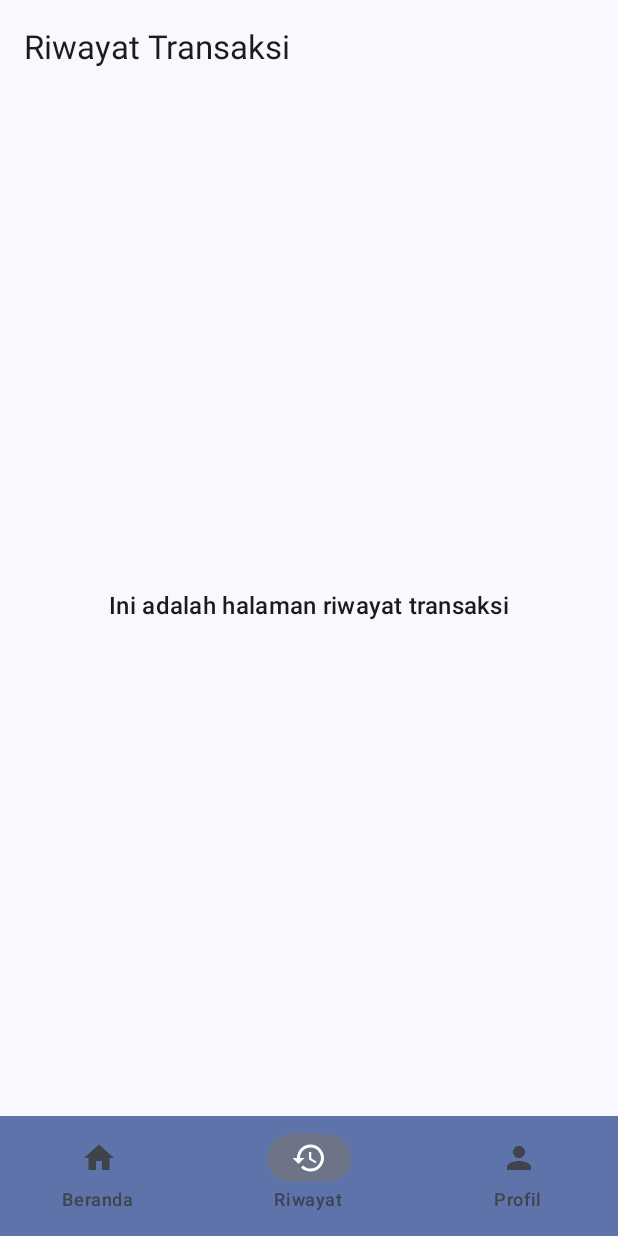
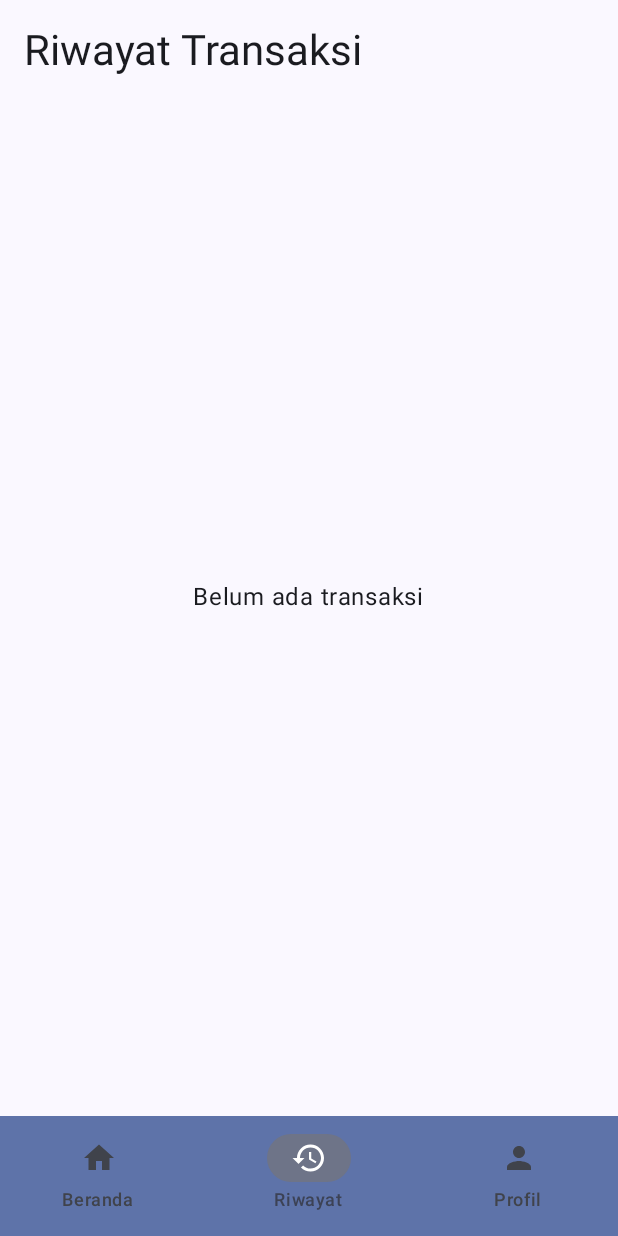
Before and after one commit to Arfi23/FP-PPB-G-MBanking, an Android app built with Jetpack Compose: the BottomNavWrapper screen opened through its navigation route, item 2 of the bottom bar chosen, on a phone screen of 412 x 824 dp. Run offline under Robolectric (Android 15) with nearby library versions, the phone set to English and light mode, and no system bars.

Commit message:
Created the transaction record mechanism through the history page

```diff
--- a/app/src/main/java/com/example/mobilebanking/ui/navigation/NavGraph.kt
+++ b/app/src/main/java/com/example/mobilebanking/ui/navigation/NavGraph.kt
@@ -59,7 +59,7 @@ fun BottomNavWrapper(outerNavController: NavController) {
                 HomeScreen(navController = outerNavController)
             }
             composable(BottomNavItem.History.route) {
-                HistoryScreen(navController = innerNavController)
+                HistoryScreen()
             }
             composable(BottomNavItem.Profile.route) {
                 ProfileScreen(navController = innerNavController)
--- a/app/src/main/java/com/example/mobilebanking/ui/screen/history/HistoryScreen.kt
+++ b/app/src/main/java/com/example/mobilebanking/ui/screen/history/HistoryScreen.kt
@@ -1,29 +1,70 @@
 package com.example.mobilebanking.ui.screen.history
 
 import androidx.compose.foundation.layout.*
+import androidx.compose.foundation.lazy.LazyColumn
 import androidx.compose.material3.*
 import androidx.compose.runtime.Composable
+import androidx.compose.runtime.collectAsState
 import androidx.compose.ui.Alignment
 import androidx.compose.ui.Modifier
+import androidx.compose.ui.graphics.Color
 import androidx.compose.ui.unit.dp
+import androidx.lifecycle.viewmodel.compose.viewModel
 import androidx.navigation.NavController
+import androidx.compose.runtime.getValue
 import com.example.mobilebanking.ui.navigation.BottomBar
+import com.example.mobilebanking.ui.screen.auth.AuthViewModel
+import androidx.compose.foundation.lazy.items
 
-@OptIn(ExperimentalMaterial3Api::class)
 @Composable
-fun HistoryScreen(navController: NavController) {
-    Scaffold(
-        topBar = {
-            TopAppBar(title = { Text("Riwayat Transaksi") })
-        }
-    ) { padding ->
-        Box(
-            modifier = Modifier
-                .fillMaxSize()
-                .padding(padding),
-            contentAlignment = Alignment.Center
-        ) {
-            Text("Ini adalah halaman riwayat transaksi", style = MaterialTheme.typography.titleMedium)
+fun HistoryScreen(viewModel: AuthViewModel = viewModel()) {
+    val transactions by viewModel.transactionFlow.collectAsState()
+
+    Column(
+        modifier = Modifier
+            .fillMaxSize()
+            .padding(16.dp)
+    ) {
+        Text(
+            text = "Riwayat Transaksi",
+            style = MaterialTheme.typography.headlineMedium
+        )
+
+        Spacer(modifier = Modifier.height(16.dp))
+
+        if (transactions.isEmpty()) {
+            Box(
+                modifier = Modifier.fillMaxSize(),
+                contentAlignment = Alignment.Center
+            ) {
+                Text("Belum ada transaksi")
+            }
+        } else {
+            LazyColumn(verticalArrangement = Arrangement.spacedBy(12.dp)) {
+                items(transactions.reversed()) { transaction ->
+                    Card(
+                        modifier = Modifier.fillMaxWidth(),
+                        colors = CardDefaults.cardColors(
+                            containerColor = if (transaction.status == "Dana Masuk")
+                                Color(0xFFDFF5E1) else Color(0xFFFFEBEB)
+                        )
+                    ) {
+                        Column(modifier = Modifier.padding(16.dp)) {
+                            Text(transaction.type, style = MaterialTheme.typography.titleMedium)
+                            Spacer(modifier = Modifier.height(4.dp))
+                            Text("Tanggal: ${transaction.dateTime}")
+                            Text(
+                                text = "Penerima: " + when {
+                                    transaction.type.contains("QRIS", ignoreCase = true) -> "QRIS Merchant"
+                                    else -> transaction.recipient
+                                }
+                            )
+                            Text("Jumlah: Rp ${transaction.amount}")
+                            Text("Status: ${transaction.status}")
+                        }
+                    }
+                }
+            }
         }
     }
 }
--- a/app/src/main/java/com/example/mobilebanking/ui/screen/transfer/TransferScreen.kt
+++ b/app/src/main/java/com/example/mobilebanking/ui/screen/transfer/TransferScreen.kt
@@ -145,10 +145,10 @@ fun TransferScreen(navController: NavController, viewModel: AuthViewModel = view
                         viewModel.addTransactionForUser(
                             username = recipientUser.username,
                             transaction = Transaction(
-                                type = "Transfer dari $currentAccountNumber",
+                                type = "Transfer dari $currentAccountNumber (${selectedBank})",
                                 amount = amount,
                                 dateTime = getCurrentDateTime(),
-                                recipient = currentAccountNumber ?: "",
+                                recipient = targetAccountNumber,
                                 status = "Dana Masuk"
                             )
                         )
```
